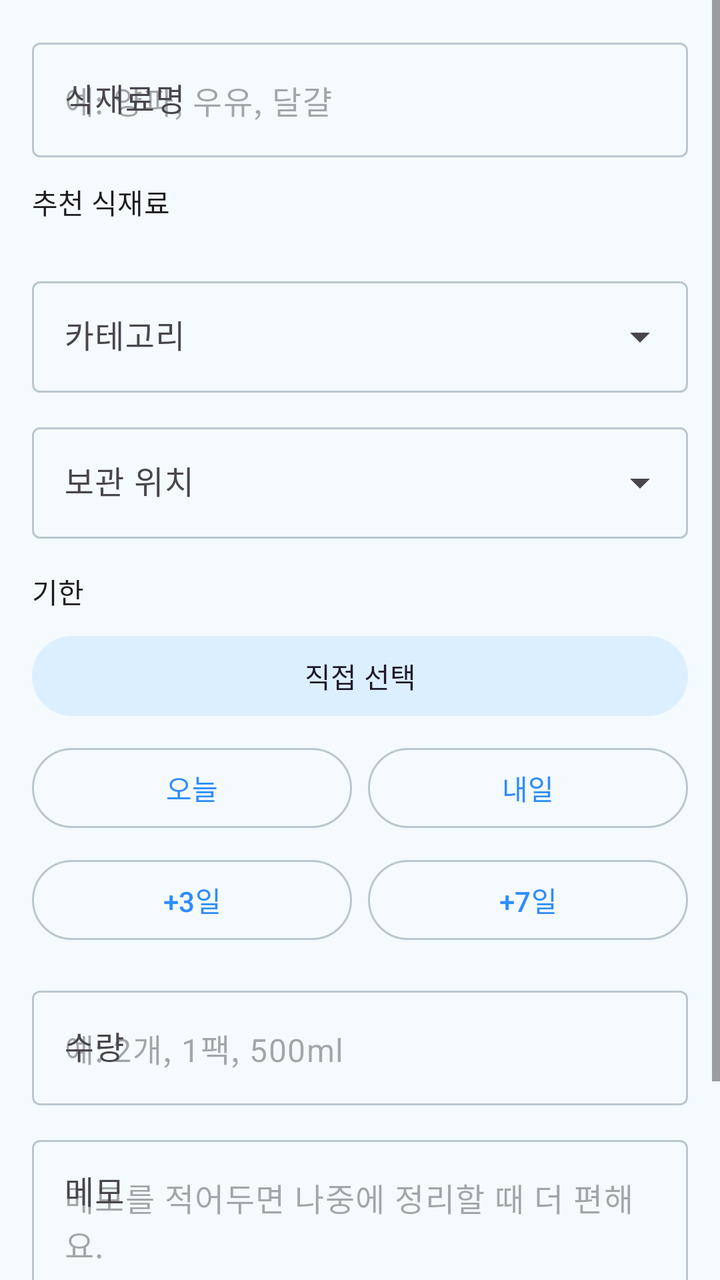
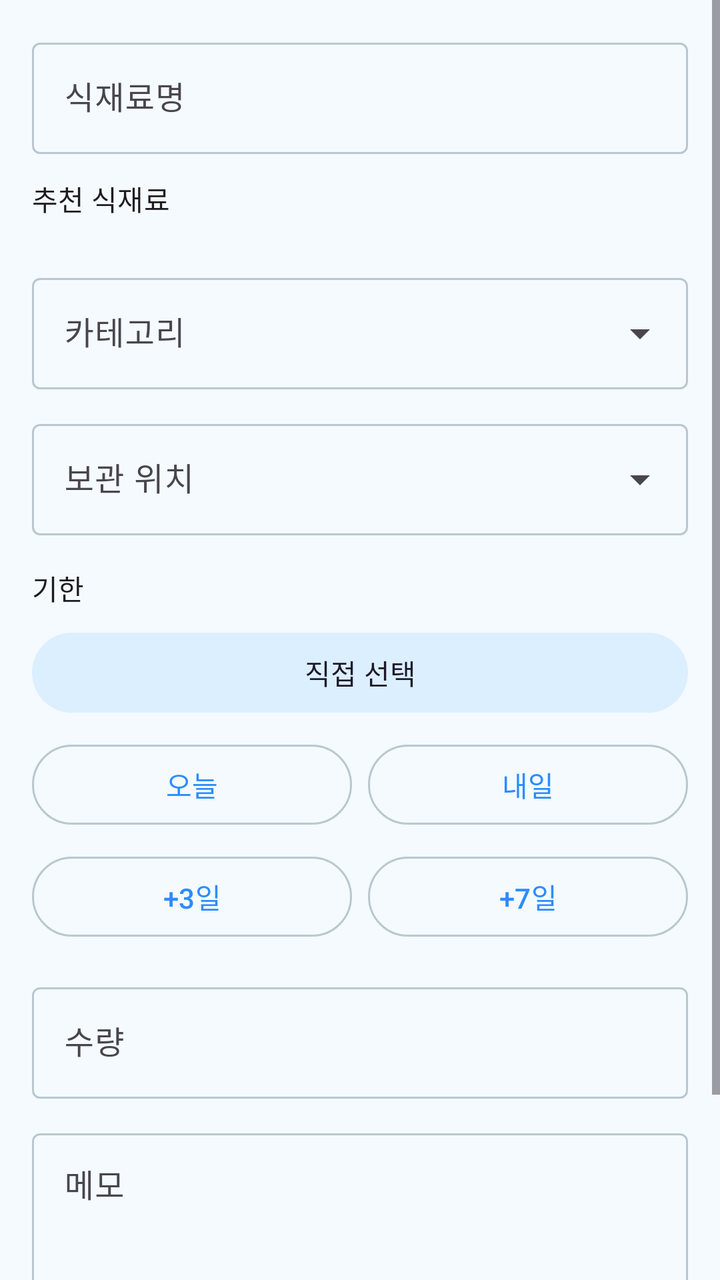

The first picture is an Android layout as it rendered before a commit; the second is the same layout after the commit. The layout source and the unified diff follow.
<!-- AndroidManifest.xml: application theme Theme.RefrigeratorReminder -->
<!-- res/layout/fragment_edit_item.xml -->
<?xml version="1.0" encoding="utf-8"?>
<ScrollView xmlns:android="http://schemas.android.com/apk/res/android"
    xmlns:app="http://schemas.android.com/apk/res-auto"
    android:layout_width="match_parent"
    android:layout_height="match_parent"
    android:background="@color/brand_background"
    android:fillViewport="true">

    <LinearLayout
        android:layout_width="match_parent"
        android:layout_height="wrap_content"
        android:orientation="vertical"
        android:padding="16dp">

        <com.google.android.material.textfield.TextInputLayout
            android:layout_width="match_parent"
            android:layout_height="wrap_content"
            android:hint="@string/edit_name_label">

            <com.google.android.material.textfield.TextInputEditText
                android:id="@+id/edit_name"
                android:layout_width="match_parent"
                android:layout_height="wrap_content"
                android:hint="@string/edit_name_hint"
                android:imeOptions="actionNext"
                android:inputType="textCapWords" />
        </com.google.android.material.textfield.TextInputLayout>

        <TextView
            android:id="@+id/text_suggestions_label"
            android:layout_width="wrap_content"
            android:layout_height="wrap_content"
            android:layout_marginTop="12dp"
            android:text="@string/edit_suggestions_label"
            android:textAppearance="@style/TextAppearance.Material3.LabelLarge" />

        <androidx.recyclerview.widget.RecyclerView
            android:id="@+id/recycler_suggestions"
            android:layout_width="match_parent"
            android:layout_height="wrap_content"
            android:layout_marginTop="8dp"
            android:nestedScrollingEnabled="false" />

        <com.google.android.material.textfield.TextInputLayout
            style="@style/Widget.Material3.TextInputLayout.OutlinedBox.ExposedDropdownMenu"
            android:layout_width="match_parent"
            android:layout_height="wrap_content"
            android:layout_marginTop="16dp"
            android:hint="@string/label_category">

            <com.google.android.material.textfield.MaterialAutoCompleteTextView
                android:id="@+id/dropdown_item_category"
                android:layout_width="match_parent"
                android:layout_height="wrap_content"
                android:inputType="none" />
        </com.google.android.material.textfield.TextInputLayout>

        <com.google.android.material.textfield.TextInputLayout
            style="@style/Widget.Material3.TextInputLayout.OutlinedBox.ExposedDropdownMenu"
            android:layout_width="match_parent"
            android:layout_height="wrap_content"
            android:layout_marginTop="12dp"
            android:hint="@string/label_storage">

            <com.google.android.material.textfield.MaterialAutoCompleteTextView
                android:id="@+id/dropdown_item_storage"
                android:layout_width="match_parent"
                android:layout_height="wrap_content"
                android:inputType="none" />
        </com.google.android.material.textfield.TextInputLayout>

        <TextView
            android:layout_width="wrap_content"
            android:layout_height="wrap_content"
            android:layout_marginTop="16dp"
            android:text="@string/edit_expiry_label"
            android:textAppearance="@style/TextAppearance.Material3.LabelLarge" />

        <com.google.android.material.button.MaterialButton
            android:id="@+id/button_date_picker"
            style="@style/Widget.Material3.Button.TonalButton"
            android:layout_width="match_parent"
            android:layout_height="wrap_content"
            android:layout_marginTop="8dp"
            android:text="@string/button_select_date"
            app:backgroundTint="@color/brand_primary_container" />

        <LinearLayout
            android:layout_width="match_parent"
            android:layout_height="wrap_content"
            android:layout_marginTop="8dp"
            android:orientation="horizontal">

            <com.google.android.material.button.MaterialButton
                android:id="@+id/button_quick_today"
                style="@style/Widget.Material3.Button.OutlinedButton"
                android:layout_width="0dp"
                android:layout_height="wrap_content"
                android:layout_weight="1"
                android:text="@string/quick_today" />

            <com.google.android.material.button.MaterialButton
                android:id="@+id/button_quick_tomorrow"
                style="@style/Widget.Material3.Button.OutlinedButton"
                android:layout_width="0dp"
                android:layout_height="wrap_content"
                android:layout_marginStart="8dp"
                android:layout_weight="1"
                android:text="@string/quick_tomorrow" />
        </LinearLayout>

        <LinearLayout
            android:layout_width="match_parent"
            android:layout_height="wrap_content"
            android:layout_marginTop="8dp"
            android:orientation="horizontal">

            <com.google.android.material.button.MaterialButton
                android:id="@+id/button_quick_three_days"
                style="@style/Widget.Material3.Button.OutlinedButton"
                android:layout_width="0dp"
                android:layout_height="wrap_content"
                android:layout_weight="1"
                android:text="@string/quick_plus_three" />

            <com.google.android.material.button.MaterialButton
                android:id="@+id/button_quick_seven_days"
                style="@style/Widget.Material3.Button.OutlinedButton"
                android:layout_width="0dp"
                android:layout_height="wrap_content"
                android:layout_marginStart="8dp"
                android:layout_weight="1"
                android:text="@string/quick_plus_seven" />
        </LinearLayout>

        <com.google.android.material.textfield.TextInputLayout
            android:layout_width="match_parent"
            android:layout_height="wrap_content"
            android:layout_marginTop="16dp"
            android:hint="@string/edit_quantity_label">

            <com.google.android.material.textfield.TextInputEditText
                android:id="@+id/edit_quantity"
                android:layout_width="match_parent"
                android:layout_height="wrap_content"
                android:hint="@string/edit_quantity_hint"
                android:imeOptions="actionNext"
                android:inputType="text" />
        </com.google.android.material.textfield.TextInputLayout>

        <com.google.android.material.textfield.TextInputLayout
            android:layout_width="match_parent"
            android:layout_height="wrap_content"
            android:layout_marginTop="12dp"
            android:hint="@string/edit_note_label">

            <com.google.android.material.textfield.TextInputEditText
                android:id="@+id/edit_note"
                android:layout_width="match_parent"
                android:layout_height="wrap_content"
                android:gravity="top"
                android:hint="@string/edit_note_hint"
                android:inputType="textMultiLine"
                android:minLines="3" />
        </com.google.android.material.textfield.TextInputLayout>

        <com.google.android.material.button.MaterialButton
            android:id="@+id/button_save"
            android:layout_width="match_parent"
            android:layout_height="wrap_content"
            android:layout_marginTop="24dp"
            android:text="@string/button_save"
            app:backgroundTint="@color/button_primary_tint" />

        <com.google.android.material.button.MaterialButton
            android:id="@+id/button_delete"
            style="@style/Widget.Material3.Button.OutlinedButton"
            android:layout_width="match_parent"
            android:layout_height="wrap_content"
            android:layout_marginTop="12dp"
            android:text="@string/button_delete"
            android:visibility="gone" />
    </LinearLayout>

</ScrollView>
<!-- resources referenced by this layout -->
<resources>
  <color name="brand_background">#F4FAFD</color>
  <color name="brand_primary_container">#DCEFFF</color>
  <string name="button_delete">삭제</string>
  <string name="button_save">저장</string>
  <string name="button_select_date">직접 선택</string>
  <string name="edit_expiry_label">기한</string>
  <string name="edit_name_hint">예: 양파, 우유, 달걀</string>
  <string name="edit_name_label">식재료명</string>
  <string name="edit_note_hint">메모를 적어두면 나중에 정리할 때 더 편해요.</string>
  <string name="edit_note_label">메모</string>
  <string name="edit_quantity_hint">예: 2개, 1팩, 500ml</string>
  <string name="edit_quantity_label">수량</string>
  <string name="edit_suggestions_label">추천 식재료</string>
  <string name="label_category">카테고리</string>
  <string name="label_storage">보관 위치</string>
  <string name="quick_plus_seven">+7일</string>
  <string name="quick_plus_three">+3일</string>
  <string name="quick_today">오늘</string>
  <string name="quick_tomorrow">내일</string>
  <style name="Theme.RefrigeratorReminder" parent="Theme.Material3.DayNight.NoActionBar">
          <item name="colorPrimary">@color/brand_primary</item>
          <item name="colorOnPrimary">@color/brand_on_primary</item>
          <item name="colorPrimaryContainer">@color/brand_primary_container</item>
          <item name="colorOnPrimaryContainer">@color/brand_on_primary_container</item>
          <item name="colorSecondary">@color/brand_secondary</item>
          <item name="colorOnSurface">@color/brand_on_surface</item>
          <item name="colorOnBackground">@color/brand_on_background</item>
          <item name="colorSurface">@color/brand_surface</item>
          <item name="colorSurfaceVariant">@color/brand_surface_variant</item>
          <item name="colorOutline">@color/brand_outline</item>
          <item name="android:colorBackground">@color/brand_background</item>
          <item name="android:windowBackground">@color/brand_background</item>
          <item name="android:statusBarColor">@color/brand_primary</item>
          <item name="android:navigationBarColor">@color/brand_surface</item>
      </style>
  <color name="brand_primary">#2D8CFF</color>
  <color name="brand_on_primary">#FFFFFFFF</color>
  <color name="brand_on_primary_container">#143A66</color>
  <color name="brand_secondary">#3FBF8F</color>
  <color name="brand_on_surface">#20303A</color>
  <color name="brand_on_background">#20303A</color>
  <color name="brand_surface">#FFFFFFFF</color>
  <color name="brand_surface_variant">#EAF3FA</color>
  <color name="brand_outline">#B9C7D1</color>
</resources>

<!-- the commit's change to res/layout/fragment_edit_item.xml (unified diff, before → after) -->
@@ -15,13 +15,13 @@
         <com.google.android.material.textfield.TextInputLayout
             android:layout_width="match_parent"
             android:layout_height="wrap_content"
-            android:hint="@string/edit_name_label">
+            android:hint="@string/edit_name_label"
+            app:placeholderText="@string/edit_name_hint">
 
             <com.google.android.material.textfield.TextInputEditText
                 android:id="@+id/edit_name"
                 android:layout_width="match_parent"
                 android:layout_height="wrap_content"
-                android:hint="@string/edit_name_hint"
                 android:imeOptions="actionNext"
                 android:inputType="textCapWords" />
         </com.google.android.material.textfield.TextInputLayout>
@@ -137,13 +137,13 @@
             android:layout_width="match_parent"
             android:layout_height="wrap_content"
             android:layout_marginTop="16dp"
-            android:hint="@string/edit_quantity_label">
+            android:hint="@string/edit_quantity_label"
+            app:placeholderText="@string/edit_quantity_hint">
 
             <com.google.android.material.textfield.TextInputEditText
                 android:id="@+id/edit_quantity"
                 android:layout_width="match_parent"
                 android:layout_height="wrap_content"
-                android:hint="@string/edit_quantity_hint"
                 android:imeOptions="actionNext"
                 android:inputType="text" />
         </com.google.android.material.textfield.TextInputLayout>
@@ -152,14 +152,14 @@
             android:layout_width="match_parent"
             android:layout_height="wrap_content"
             android:layout_marginTop="12dp"
-            android:hint="@string/edit_note_label">
+            android:hint="@string/edit_note_label"
+            app:placeholderText="@string/edit_note_hint">
 
             <com.google.android.material.textfield.TextInputEditText
                 android:id="@+id/edit_note"
                 android:layout_width="match_parent"
                 android:layout_height="wrap_content"
                 android:gravity="top"
-                android:hint="@string/edit_note_hint"
                 android:inputType="textMultiLine"
                 android:minLines="3" />
         </com.google.android.material.textfield.TextInputLayout>
